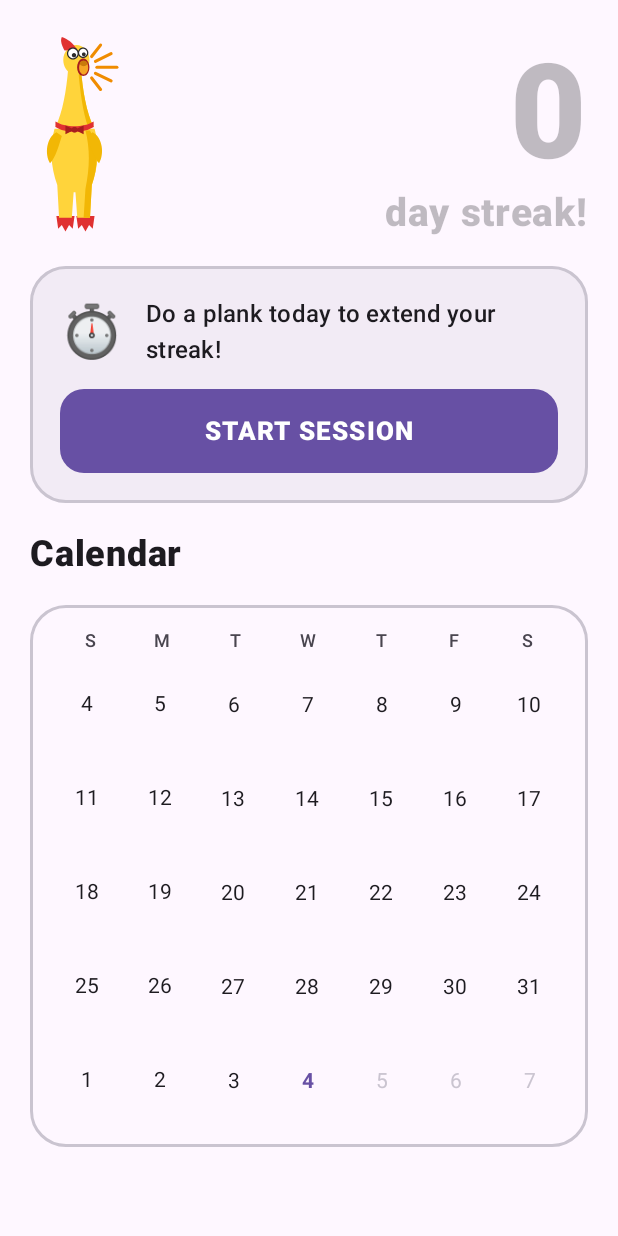
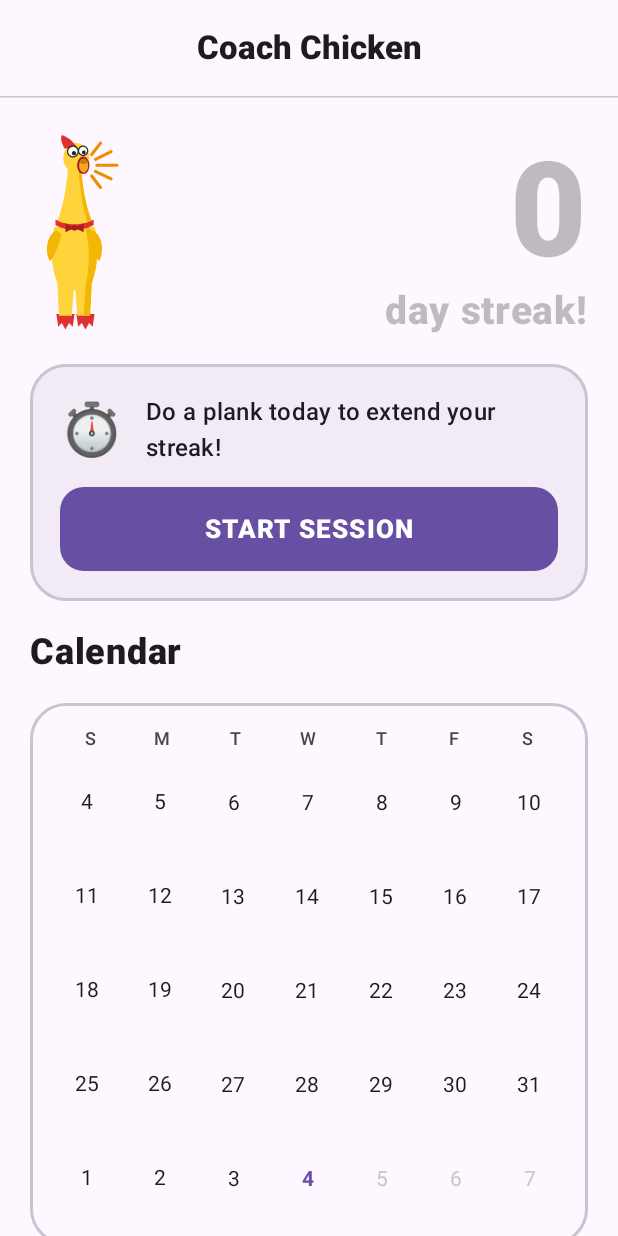
Before and after one commit to campey/coach-chicken, an Android app built with Jetpack Compose: the screen it shows after launch (MainActivity), on a phone screen of 412 x 824 dp. Run offline under Robolectric (Android 15) with nearby library versions, the phone set to English and light mode, and no system bars.

Commit message:
Home: a Coach Chicken title bar above the streak
Co-Authored-By: Claude Sonnet 5.5 <noreply@anthropic.com>
Claude-Session: https://claude.ai/code/session_019w41jbS8UuyLiuoAhxfmR1

```diff
--- a/android/app/src/main/kotlin/com/coachchicken/MainActivity.kt
+++ b/android/app/src/main/kotlin/com/coachchicken/MainActivity.kt
@@ -13,6 +13,8 @@ import androidx.activity.viewModels
 import androidx.compose.foundation.Image
 import androidx.compose.foundation.isSystemInDarkTheme
 import androidx.compose.foundation.layout.Arrangement
+import androidx.compose.material3.HorizontalDivider
+import androidx.compose.ui.text.style.TextAlign
 import androidx.compose.ui.layout.ContentScale
 import androidx.compose.foundation.layout.fillMaxHeight
 import androidx.compose.foundation.layout.aspectRatio
@@ -129,9 +131,15 @@ class MainActivity : ComponentActivity() {
 internal fun HomeScreen(state: UiState, onStartSession: () -> Unit, onCopyLog: (() -> Unit)?, onDay: (CalendarDay) -> Unit) {
     val done = state.streak.doneToday
     val accent = if (done) StreakGold else MaterialTheme.colorScheme.onSurface.copy(alpha = 0.28f)
-    BoxWithConstraints(Modifier.fillMaxSize().systemBarsPadding()) {
+    Column(Modifier.fillMaxSize().systemBarsPadding()) {
+        // a title bar, which also brings the content down the screen
+        Text(
+            "Coach Chicken", Modifier.fillMaxWidth().padding(vertical = 18.dp),
+            style = MaterialTheme.typography.titleLarge, fontWeight = FontWeight.ExtraBold, textAlign = TextAlign.Center,
+        )
+        HorizontalDivider(color = MaterialTheme.colorScheme.outlineVariant)
         Column(
-            Modifier.fillMaxWidth().heightIn(min = maxHeight).verticalScroll(rememberScrollState()).padding(horizontal = 20.dp, vertical = 24.dp),
+            Modifier.fillMaxWidth().weight(1f).verticalScroll(rememberScrollState()).padding(horizontal = 20.dp, vertical = 24.dp),
             verticalArrangement = Arrangement.spacedBy(20.dp),
         ) {
             // the streak: big and bright once today's plank is in, muted grey until then; the chicken stands beside it
```
